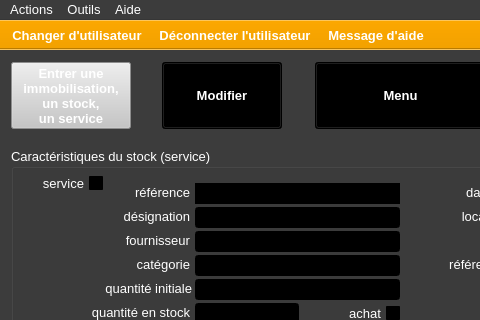
This is ui/stocks/yeroth-erp-stock-detail-window.ui in yerothd/yeroth-erp-3-0 as Qt 5 draws it before an edit; both pictures show x 0 to 480 and y 0 to 320 of the 800 by 600 pixel window. The edited form follows.
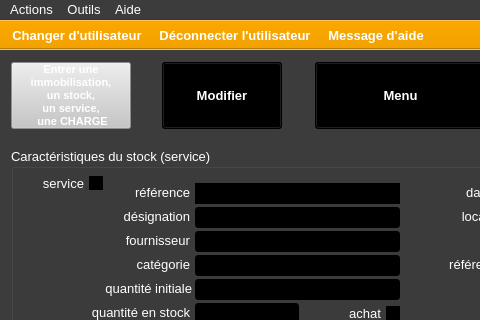
This is the edited form. Icons and pictures are not drawn. Custom widgets are drawn as their Qt base class.

What changed in the file:
```diff
--- a/ui/stocks/yeroth-erp-stock-detail-window.ui
+++ b/ui/stocks/yeroth-erp-stock-detail-window.ui
@@ -917,7 +917,7 @@
     </property>
     <property name="font">
      <font>
-      <pointsize>10</pointsize>
+      <pointsize>8</pointsize>
       <weight>75</weight>
       <bold>true</bold>
       <underline>false</underline>
@@ -927,7 +927,8 @@
      <string>Entrer une
 immobilisation,
 un stock,
-un service</string>
+un service,
+ une CHARGE</string>
     </property>
    </widget>
    <widget class="YerothPushButton" name="pushButton_retour">
```
